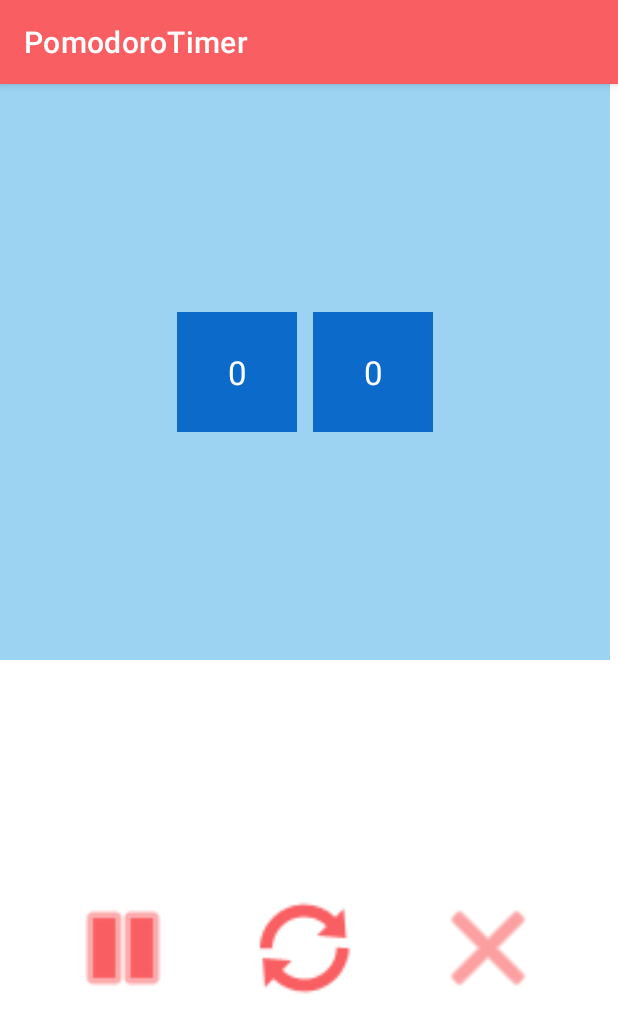
After one commit to kalsmic/PomodoroTimer, an Android app: the TimerActivity screen opened directly, with no data from a screen before it, on a phone screen of 412 x 824 dp. The commit adds this screen. Shown: the top 1033 px of the screen. Run offline under Robolectric (Android 15) with nearby library versions, the phone set to English and light mode, and no system bars; 2 statements that could not run were skipped.

Commit message:
add TimerActivity events

```diff
--- a/app/src/main/AndroidManifest.xml
+++ b/app/src/main/AndroidManifest.xml
@@ -9,7 +9,8 @@
         android:roundIcon="@mipmap/ic_launcher_round"
         android:supportsRtl="true"
         android:theme="@style/Theme.PomodoroTimer">
-        <activity android:name=".BaseActivity"></activity>
+        <activity android:name=".TimerActivity"></activity>
+        <activity android:name=".BaseActivity" />
         <activity android:name=".HomeActivity">
             <intent-filter>
                 <action android:name="android.intent.action.MAIN" />
--- a/app/src/main/java/com/github/kalsmic/android/pomodorotimer/HomeActivity.java
+++ b/app/src/main/java/com/github/kalsmic/android/pomodorotimer/HomeActivity.java
@@ -1,5 +1,6 @@
 package com.github.kalsmic.android.pomodorotimer;
 
+import android.content.Intent;
 import android.os.Bundle;
 import android.view.View;
 import android.widget.Button;
@@ -21,6 +22,7 @@ public class HomeActivity extends BaseActivity {
         // set initial timer value
         currentDuration = minDuration;
         timerDuration.setText(currentDuration.toString());
+
         reduceTimerButton = (Button) findViewById(R.id.button_reduce_duration);
         increaseTimerButton = (Button) findViewById(R.id.button_increase_duration);
         startTimerButton = (Button) findViewById(R.id.button_start_timer);
@@ -67,4 +69,19 @@ public class HomeActivity extends BaseActivity {
         timerDuration.setText(currentDuration.toString());
 
     }
+
+
+    /**
+     * This method navigates to the TimerActivity
+     *
+     * @param view
+     */
+    public void goToStartTimer(View view) {
+        Intent startTimerIntent = new Intent();
+        startTimerIntent.setClass(this, TimerActivity.class);
+
+
+        startTimerIntent.putExtra("timerDuration", currentDuration.longValue());
+        startActivity(startTimerIntent);
+    }
 }
--- /dev/null
+++ b/app/src/main/java/com/github/kalsmic/android/pomodorotimer/TimerActivity.java
@@ -0,0 +1,166 @@
+package com.github.kalsmic.android.pomodorotimer;
+
+import android.content.Intent;
+import android.os.Bundle;
+import android.os.CountDownTimer;
+import android.view.View;
+import android.widget.Button;
+import android.widget.LinearLayout;
+import android.widget.TextView;
+
+import androidx.appcompat.app.AppCompatActivity;
+
+public class TimerActivity extends AppCompatActivity {
+    long timeTotal, timeLeft;
+    CountDownTimer countDownTimer;
+    Button resumeTimerButton, pauseTimerButton, restartTimerButton, cancelTimerButton;
+    TextView textViewMinutes, textViewSeconds;
+    Intent goToHomePage;
+    LinearLayout timerDisplayLayout;
+
+
+    @Override
+    protected void onCreate(Bundle savedInstanceState) {
+        super.onCreate(savedInstanceState);
+        setContentView(R.layout.activity_timer);
+
+        // create intent to get values passed from Home Activity
+        Intent startTimeIntent = getIntent();
+        timeTotal = startTimeIntent.getLongExtra("timerDuration", 0) * 60000;
+
+        // Retrieve references to views declared in activity_timer.xml
+        textViewMinutes = (TextView) findViewById(R.id.textView_minutes);
+        textViewSeconds = (TextView) findViewById(R.id.textView_seconds);
+        resumeTimerButton = (Button) findViewById(R.id.button_resume_timer);
+        pauseTimerButton = (Button) findViewById(R.id.button_pause_timer);
+        restartTimerButton = (Button) findViewById(R.id.button_restart_timer);
+        cancelTimerButton = (Button) findViewById(R.id.button_cancel_timer);
+        timerDisplayLayout = (LinearLayout) findViewById(R.id.linearLayout_timer_display);
+
+        // start the timer
+        startTimer(timeTotal);
+
+        // create intent for redirecting back to the home page.
+        goToHomePage = new Intent();
+        goToHomePage.setClass(this, HomeActivity.class);
+    }
+
+
+    /**
+     * This methods restarts the timer countdown
+     *
+     * @param view is the restart timer view button
+     */
+    public void restartTimer(View view) {
+        countDownTimer.cancel();
+        startTimer(timeTotal);
+        // hide play button and show pause button
+        resumeTimerButton.setVisibility(View.INVISIBLE);
+        restartTimerButton.setVisibility(View.VISIBLE);
+        pauseTimerButton.setVisibility(View.VISIBLE);
+    }
+
+    /**
+     * This methods resumes the timer countdown
+     *
+     * @param view is the resume timer view button
+     */
+    public void resumeTimer(View view) {
+        startTimer(timeLeft);
+        // hide play button and show pause button
+        resumeTimerButton.setVisibility(View.INVISIBLE);
+        pauseTimerButton.setVisibility(View.VISIBLE);
+
+        // set playing state colors
+        timerDisplayLayout.setBackgroundColor(getResources().getColor(R.color.light_blue));
+        textViewSeconds.setBackgroundColor(getResources().getColor(R.color.dark_blue));
+        textViewMinutes.setBackgroundColor(getResources().getColor(R.color.dark_blue));
+
+    }
+
+    /**
+     * This methods pauses the timer countdown
+     *
+     * @param view is the pause timer view button
+     */
+    public void pauseTimer(View view) {
+        countDownTimer.cancel();
+        // hide pause button and show resume button
+        pauseTimerButton.setVisibility(View.INVISIBLE);
+        resumeTimerButton.setVisibility(View.VISIBLE);
+        // set playing state colors
+        timerDisplayLayout.setBackgroundColor(getResources().getColor(R.color.light_orange));
+        textViewSeconds.setBackgroundColor(getResources().getColor(R.color.dark_orange));
+        textViewMinutes.setBackgroundColor(getResources().getColor(R.color.dark_orange));
+
+
+    }
+
+    /**
+     * This methods cancels the timer and redirects back to the homepage
+     *
+     * @param view the cancel timer view button
+     */
+    public void cancelTimer(View view) {
+        countDownTimer.cancel();
+        // redirect to Homepage
+        startActivity(goToHomePage);
+    }
+
+
+    /**
+     * This methods creates a countDown Timer object
+     *
+     * @param millisInFuture duration of timer in milliseconds
+     * @return the CountDownTimer object
+     */
+    public CountDownTimer getCountDownTimer(long millisInFuture) {
+
+        countDownTimer = new CountDownTimer(millisInFuture, 1000) {
+
+            @Override
+            public void onTick(long millisUntilFinished) {
+                timeLeft = millisUntilFinished;
+                formatTimerDisplay(millisUntilFinished);
+            }
+
+            @Override
+            public void onFinish() {
+                formatTimerDisplay(0);
+                // indicate that timer completed.
+                goToHomePage.putExtra("completed", true);
+                // redirect back to home page
+                startActivity(goToHomePage);
+            }
+
+        };
+        return countDownTimer;
+    }
+
+    /**
+     * This methods formats the time for display in form of minutes and seconds
+     *
+     * @param duration duration in milliseconds
+     */
+    public void formatTimerDisplay(long duration) {
+        // Extract minutes from duration
+        int minutes = (int) duration / 60000;
+
+        // Display the minutes to the user
+        textViewMinutes.setText(minutes + "");
+        // Extract seconds from duration, excluding the minutes
+        int seconds = (int) (duration / 1000) % 60;
+
+        // Display the seconds to the user
+        textViewSeconds.setText(seconds + "");
+    }
+
+    /**
+     * This methods starts the counter
+     *
+     * @param duration is the length of the count down in milliseconds
+     */
+    public void startTimer(long duration) {
+        getCountDownTimer(duration).start();
+    }
+}
--- a/app/src/main/res/layout/activity_home.xml
+++ b/app/src/main/res/layout/activity_home.xml
@@ -12,12 +12,11 @@
         android:layout_height="0dp"
         android:contentDescription="@string/app_image"
         android:scaleType="centerCrop"
+        android:src="@drawable/welcome"
         app:layout_constraintBottom_toTopOf="@+id/guideline2"
         app:layout_constraintEnd_toEndOf="parent"
         app:layout_constraintStart_toStartOf="parent"
-        app:layout_constraintTop_toTopOf="parent"
-        android:src="@drawable/welcome"
-        />
+        app:layout_constraintTop_toTopOf="parent" />
 
     <TextView
         android:id="@+id/textView"
@@ -102,6 +101,7 @@
         android:id="@+id/button_start_timer"
         android:layout_width="wrap_content"
         android:layout_height="wrap_content"
+        android:onClick="goToStartTimer"
         android:text="@string/button_start_timer"
         app:backgroundTint="@color/gray"
         app:layout_constraintBottom_toBottomOf="parent"
--- /dev/null
+++ b/app/src/main/res/layout/activity_timer.xml
@@ -0,0 +1,110 @@
+<?xml version="1.0" encoding="utf-8"?>
+<androidx.constraintlayout.widget.ConstraintLayout xmlns:android="http://schemas.android.com/apk/res/android"
+    xmlns:app="http://schemas.android.com/apk/res-auto"
+    xmlns:tools="http://schemas.android.com/tools"
+    android:layout_width="match_parent"
+    android:layout_height="match_parent"
+    android:layout_marginEnd="5dp"
+    android:layout_marginRight="5dp"
+    tools:context=".TimerActivity">
+
+    <androidx.constraintlayout.widget.Guideline
+        android:id="@+id/guideline3"
+        android:layout_width="wrap_content"
+        android:layout_height="wrap_content"
+        android:orientation="horizontal"
+        app:layout_constraintGuide_percent="0.50" />
+
+
+    <LinearLayout
+        android:id="@+id/linearLayout_timer_display"
+        android:layout_width="0dp"
+        android:layout_height="0dp"
+        android:background="@color/light_blue"
+        android:gravity="center"
+        android:orientation="horizontal"
+        app:layout_constraintBottom_toTopOf="@+id/guideline3"
+        app:layout_constraintEnd_toEndOf="parent"
+        app:layout_constraintLeft_toLeftOf="parent"
+        app:layout_constraintStart_toStartOf="parent"
+        app:layout_constraintTop_toTopOf="parent">
+
+        <TextView
+            android:id="@+id/textView_minutes"
+            android:layout_width="80dp"
+            android:layout_height="80dp"
+            android:layout_marginEnd="5dp"
+            android:layout_marginRight="5dp"
+            android:background="@color/dark_blue"
+            android:gravity="center"
+            android:textAppearance="@style/TextAppearance.AppCompat.Large"
+            android:textColor="@color/white" />
+
+        <TextView
+            android:id="@+id/textView_seconds"
+            android:layout_width="80dp"
+            android:layout_height="80dp"
+            android:layout_marginStart="5dp"
+            android:layout_marginLeft="5dp"
+            android:background="@color/dark_blue"
+            android:gravity="center"
+            android:textAppearance="@style/TextAppearance.AppCompat.Large"
+            android:textColor="@color/white" />
+    </LinearLayout>
+
+
+    <androidx.constraintlayout.widget.Guideline
+        android:id="@+id/guideline4"
+        android:layout_width="wrap_content"
+        android:layout_height="wrap_content"
+        android:orientation="vertical"
+        app:layout_constraintGuide_percent="0.50" />
+
+
+    <Button
+        android:id="@+id/button_restart_timer"
+        android:layout_width="80dp"
+        android:layout_height="80dp"
+        android:background="@android:drawable/ic_popup_sync"
+        android:onClick="restartTimer"
+        app:layout_constraintBottom_toBottomOf="parent"
+        app:layout_constraintEnd_toEndOf="parent"
+        app:layout_constraintStart_toStartOf="parent"
+        app:layout_constraintTop_toTopOf="@+id/guideline3" />
+
+    <Button
+        android:id="@+id/button_pause_timer"
+        android:layout_width="80dp"
+        android:layout_height="80dp"
+        android:background="@android:drawable/ic_media_pause"
+        android:onClick="pauseTimer"
+        app:layout_constraintBottom_toBottomOf="@+id/button_restart_timer"
+        app:layout_constraintEnd_toStartOf="@+id/button_restart_timer"
+        app:layout_constraintStart_toStartOf="parent"
+        app:layout_constraintTop_toTopOf="@+id/button_restart_timer" />
+
+    <Button
+        android:id="@+id/button_resume_timer"
+        android:layout_width="80dp"
+        android:layout_height="80dp"
+        android:background="@android:drawable/ic_media_play"
+        android:onClick="resumeTimer"
+        android:visibility="invisible"
+        app:layout_constraintBottom_toBottomOf="@+id/button_restart_timer"
+        app:layout_constraintEnd_toStartOf="@+id/button_restart_timer"
+        app:layout_constraintStart_toStartOf="parent"
+        app:layout_constraintTop_toTopOf="@+id/button_restart_timer" />
+
+    <Button
+        android:id="@+id/button_cancel_timer"
+        android:layout_width="80dp"
+        android:layout_height="80dp"
+        android:background="@android:drawable/ic_menu_close_clear_cancel"
+        android:onClick="cancelTimer"
+        app:layout_constraintBottom_toBottomOf="@+id/button_restart_timer"
+        app:layout_constraintEnd_toEndOf="parent"
+        app:layout_constraintStart_toEndOf="@+id/button_restart_timer"
+        app:layout_constraintTop_toTopOf="@+id/button_restart_timer" />
+
+
+</androidx.constraintlayout.widget.ConstraintLayout>
--- a/app/src/main/res/values/colors.xml
+++ b/app/src/main/res/values/colors.xml
@@ -9,5 +9,11 @@
     <color name="white">#FFFFFFFF</color>
     <color name="pink">#F95F62</color>
     <color name="light_pink">#F7f5FF</color>
+    <color name="dark_blue">#0C6BCA</color>
+    <color name="light_blue">#9CD2F2</color>
+    <color name="light_orange">#E8CFA5</color>
+    <color name="dark_orange">#FFBA5C</color>
+    <color name="dark_green">#39B907</color>
+    <color name="light_green">#C0E0BE</color>
     <color name="gray">#47525E</color>
 </resources>
```
